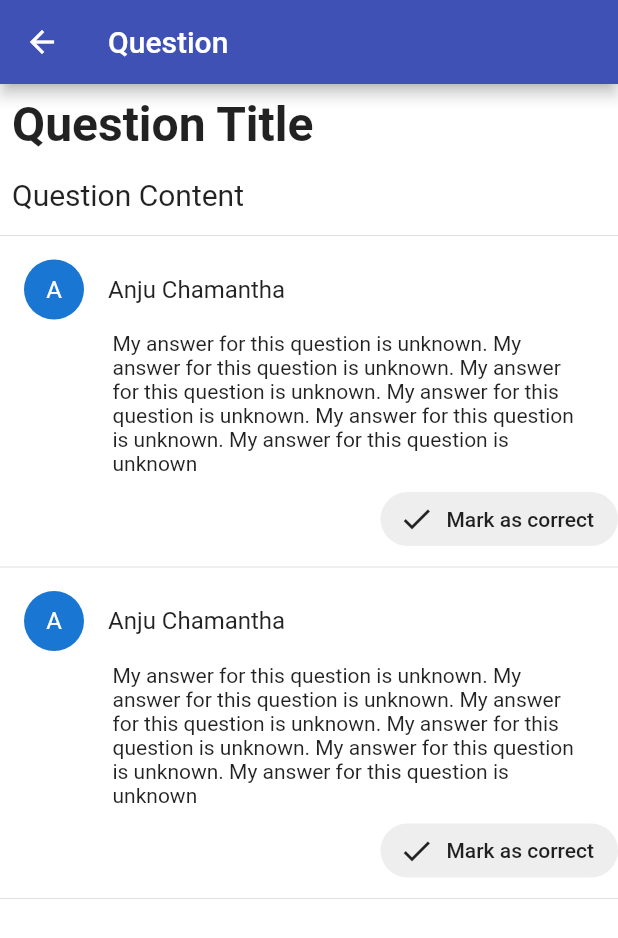
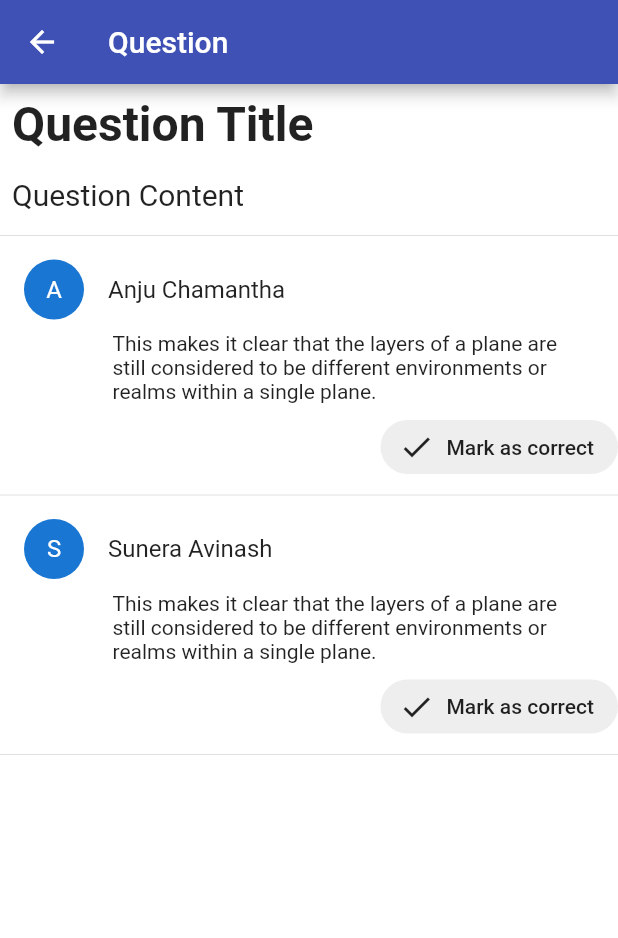
Before and after one commit to RealHack-2-0/Pulse, a Flutter app: the QuestionScreen screen opened directly, on a phone screen of 412 x 824 dp. Shown: the top 938 px of the screen. Run offline on Flutter 3.47's test engine with Material 2 defaults, Android fonts, the phone set to English and light mode, and no system bars; our stand-ins replace dio, flutter_form_builder, flutter_spinkit.

Commit message:
some changes fo answer widget

```diff
--- a/qna-flutter/lib/views/question/answer.dart
+++ b/qna-flutter/lib/views/question/answer.dart
@@ -1,6 +1,9 @@
 import 'package:flutter/material.dart';
 
 class Answer extends StatelessWidget {
+  final String name;
+  final String content;
+  Answer({@required this.name,@required this.content});
   @override
   Widget build(BuildContext context) {
     return Column(
@@ -9,16 +12,14 @@ class Answer extends StatelessWidget {
           padding: const EdgeInsets.fromLTRB(0, 0, 0, 0),
           child: ListTile(
             leading: CircleAvatar(
-              child: Text("A"),
+              child: Text("${name[0]}"),
             ),
-            title: Text("Anju Chamantha"),
+            title: Text("$name"),
           ),
         ),
         Padding(
           padding: const EdgeInsets.fromLTRB(75, 0, 20, 5),
-          child: Text(
-              "My answer for this question is unknown. My answer for this question is unknown. My answer for this question is unknown. My answer for this question is unknown. My answer for this question is unknown. My answer for this question is unknown"),
-        ),
+          child: Text("$content")),
         Row(
           mainAxisAlignment: MainAxisAlignment.end,
           children: <Widget>[
--- a/qna-flutter/lib/views/question/question_screen.dart
+++ b/qna-flutter/lib/views/question/question_screen.dart
@@ -25,8 +25,16 @@ class QuestionScreen extends StatelessWidget {
             ),
           ),
           Divider(),
-        Answer(),
-        Answer(),
+          Answer(
+            name: "Anju Chamantha",
+            content:
+                "This makes it clear that the layers of a plane are still considered to be different environments or realms within a single plane.",
+          ),
+          Answer(
+            name: "Sunera Avinash",
+            content:
+                "This makes it clear that the layers of a plane are still considered to be different environments or realms within a single plane.",
+          ),
         ],
       ),
     );
```
